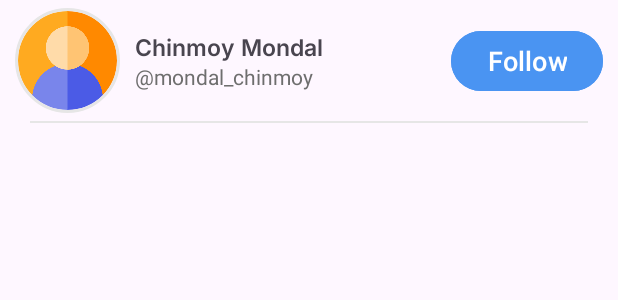
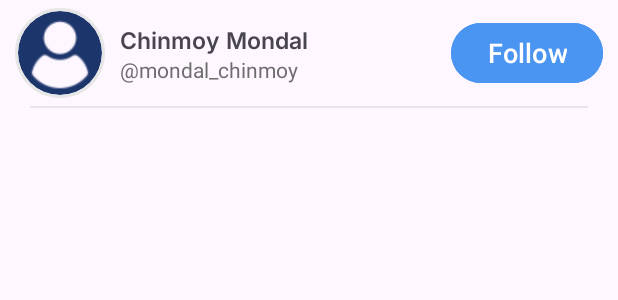
Before and after one commit to chiNmoy09/Instagram-Clone, an Android app: the layout search_item.xml on its own in the app's theme, with its tools: preview values and no code run, on a phone screen of 412 x 824 dp. Shown: the top 300 px of the screen. Run offline under Robolectric (Android 15) with nearby library versions, the phone set to English and light mode, and no system bars.

Commit message:
View Post's Profile Image : 19.06.2024

```diff
--- a/app/src/main/java/com/undefinedparticle/instagramclone/fragments/search/SearchAdapter.kt
+++ b/app/src/main/java/com/undefinedparticle/instagramclone/fragments/search/SearchAdapter.kt
@@ -41,7 +41,7 @@ class SearchAdapter(private val context: Context, private var list: ArrayList<Us
                 .load(user.profilePic)
                 .into(holder.binding.profileImage)
         }else{
-            holder.binding.profileImage.setImageResource(R.drawable.user_image)
+            holder.binding.profileImage.setImageResource(R.drawable.default_user_profile)
         }
 
         holder.binding.name.text = user.name.toString()
--- a/app/src/main/res/layout/search_item.xml
+++ b/app/src/main/res/layout/search_item.xml
@@ -29,9 +29,9 @@
 
             <de.hdodenhof.circleimageview.CircleImageView
                 android:id="@+id/profileImage"
-                android:layout_width="70dp"
-                android:layout_height="70dp"
-                android:src="@drawable/user_image"
+                android:layout_width="60dp"
+                android:layout_height="60dp"
+                android:src="@drawable/default_user_profile"
                 app:civ_border_color="@color/viewLineColor"
                 app:civ_border_width="2dp"
                 app:layout_constraintBottom_toBottomOf="parent"
```
Also changed, not shown: app/src/main/java/com/undefinedparticle/instagramclone/fragments/myprofile/MyPostAdapter.kt (+21 -3 lines).
